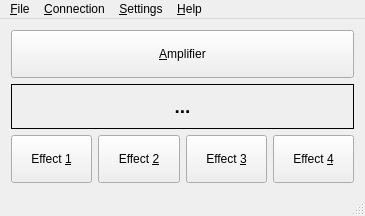
Above: src/ui/mainwindow.ui from zavorra/plug before the change. Below: the same form after it.
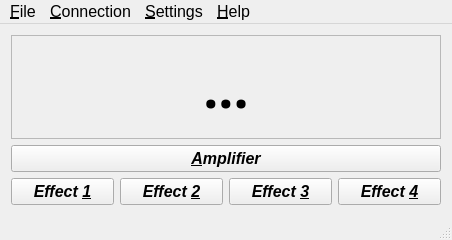
That is the form after the change.

Commit message: dark theme + 3 workspace layout

What changed in the file:
```diff
--- a/src/ui/mainwindow.ui
+++ b/src/ui/mainwindow.ui
@@ -6,10 +6,15 @@
    <rect>
     <x>0</x>
     <y>0</y>
-    <width>365</width>
-    <height>216</height>
+    <width>452</width>
+    <height>240</height>
    </rect>
   </property>
+  <property name="font">
+   <font>
+    <kerning>true</kerning>
+   </font>
+  </property>
   <property name="windowTitle">
    <string>PLUG</string>
   </property>
@@ -29,35 +34,10 @@
    <layout class="QVBoxLayout" name="verticalLayout">
     <item>
      <layout class="QVBoxLayout" name="verticalLayout_2">
-      <item>
-       <widget class="QPushButton" name="Amplifier">
-        <property name="sizePolicy">
-         <sizepolicy hsizetype="Expanding" vsizetype="Expanding">
-          <horstretch>0</horstretch>
-          <verstretch>0</verstretch>
-         </sizepolicy>
-        </property>
-        <property name="minimumSize">
-         <size>
-          <width>0</width>
-          <height>0</height>
-         </size>
-        </property>
-        <property name="accessibleName">
-         <string>Amplifier</string>
-        </property>
-        <property name="accessibleDescription">
-         <string>This button opens window to set amplifier</string>
-        </property>
-        <property name="text">
-         <string>&amp;Amplifier</string>
-        </property>
-       </widget>
-      </item>
       <item>
        <widget class="QLabel" name="CurrPresetLabel">
         <property name="sizePolicy">
-         <sizepolicy hsizetype="Preferred" vsizetype="Preferred">
+         <sizepolicy hsizetype="Expanding" vsizetype="Expanding">
           <horstretch>0</horstretch>
           <verstretch>0</verstretch>
          </sizepolicy>
@@ -70,17 +50,24 @@
         </property>
         <property name="font">
          <font>
-          <pointsize>14</pointsize>
+          <family>Noto Sans</family>
+          <pointsize>40</pointsize>
           <weight>75</weight>
           <bold>true</bold>
          </font>
         </property>
         <property name="frameShape">
-         <enum>QFrame::Panel</enum>
+         <enum>QFrame::StyledPanel</enum>
         </property>
         <property name="frameShadow">
          <enum>QFrame::Plain</enum>
         </property>
+        <property name="lineWidth">
+         <number>6</number>
+        </property>
+        <property name="midLineWidth">
+         <number>3</number>
+        </property>
         <property name="text">
          <string>...</string>
         </property>
@@ -92,12 +79,45 @@
         </property>
        </widget>
       </item>
+      <item>
+       <widget class="QPushButton" name="Amplifier">
+        <property name="sizePolicy">
+         <sizepolicy hsizetype="Expanding" vsizetype="Maximum">
+          <horstretch>0</horstretch>
+          <verstretch>0</verstretch>
+         </sizepolicy>
+        </property>
+        <property name="minimumSize">
+         <size>
+          <width>0</width>
+          <height>0</height>
+         </size>
+        </property>
+        <property name="font">
+         <font>
+          <pointsize>12</pointsize>
+          <weight>75</weight>
+          <italic>true</italic>
+          <bold>true</bold>
+         </font>
+        </property>
+        <property name="accessibleName">
+         <string>Amplifier</string>
+        </property>
+        <property name="accessibleDescription">
+         <string>This button opens window to set amplifier</string>
+        </property>
+        <property name="text">
+         <string>&amp;Amplifier</string>
+        </property>
+       </widget>
+      </item>
       <item>
        <layout class="QHBoxLayout" name="horizontalLayout_2">
         <item>
          <widget class="QPushButton" name="EffectButton1">
           <property name="sizePolicy">
-           <sizepolicy hsizetype="Expanding" vsizetype="Expanding">
+           <sizepolicy hsizetype="Expanding" vsizetype="Maximum">
             <horstretch>0</horstretch>
             <verstretch>0</verstretch>
            </sizepolicy>
@@ -108,6 +128,14 @@
             <height>25</height>
            </size>
           </property>
+          <property name="font">
+           <font>
+            <pointsize>12</pointsize>
+            <weight>75</weight>
+            <italic>true</italic>
+            <bold>true</bold>
+           </font>
+          </property>
           <property name="accessibleName">
            <string>Effect 1</string>
           </property>
@@ -122,7 +150,7 @@
         <item>
          <widget class="QPushButton" name="EffectButton2">
           <property name="sizePolicy">
-           <sizepolicy hsizetype="Expanding" vsizetype="Expanding">
+           <sizepolicy hsizetype="Expanding" vsizetype="Maximum">
             <horstretch>0</horstretch>
             <verstretch>0</verstretch>
            </sizepolicy>
@@ -133,6 +161,14 @@
             <height>25</height>
            </size>
           </property>
+          <property name="font">
+           <font>
+            <pointsize>12</pointsize>
+            <weight>75</weight>
+            <italic>true</italic>
+            <bold>true</bold>
+           </font>
+          </property>
           <property name="accessibleName">
            <string>Effect 2</string>
           </property>
@@ -147,7 +183,7 @@
         <item>
          <widget class="QPushButton" name="EffectButton3">
           <property name="sizePolicy">
-           <sizepolicy hsizetype="Expanding" vsizetype="Expanding">
+           <sizepolicy hsizetype="Expanding" vsizetype="Maximum">
             <horstretch>0</horstretch>
             <verstretch>0</verstretch>
            </sizepolicy>
@@ -158,6 +194,14 @@
             <height>25</height>
            </size>
           </property>
+          <property name="font">
+           <font>
+            <pointsize>12</pointsize>
+            <weight>75</weight>
+            <italic>true</italic>
+            <bold>true</bold>
+           </font>
+          </property>
           <property name="accessibleName">
            <string>Effect 3</string>
           </property>
@@ -172,7 +216,7 @@
         <item>
          <widget class="QPushButton" name="EffectButton4">
           <property name="sizePolicy">
-           <sizepolicy hsizetype="Expanding" vsizetype="Expanding">
+           <sizepolicy hsizetype="Expanding" vsizetype="Maximum">
             <horstretch>0</horstretch>
             <verstretch>0</verstretch>
            </sizepolicy>
@@ -183,6 +227,14 @@
             <height>25</height>
            </size>
           </property>
+          <property name="font">
+           <font>
+            <pointsize>12</pointsize>
+            <weight>75</weight>
+            <italic>true</italic>
+            <bold>true</bold>
+           </font>
+          </property>
           <property name="accessibleName">
            <string>Effect 4</string>
           </property>
@@ -205,10 +257,15 @@
     <rect>
      <x>0</x>
      <y>0</y>
-     <width>365</width>
-     <height>26</height>
+     <width>452</width>
+     <height>28</height>
     </rect>
    </property>
+   <property name="font">
+    <font>
+     <pointsize>12</pointsize>
+    </font>
+   </property>
    <property name="accessibleName">
     <string>Menu bar</string>
    </property>
@@ -216,6 +273,14 @@
     <string>Bar holding different menus</string>
    </property>
    <widget class="QMenu" name="menuFile">
+    <property name="font">
+     <font>
+      <pointsize>12</pointsize>
+      <weight>75</weight>
+      <italic>true</italic>
+      <bold>true</bold>
+     </font>
+    </property>
     <property name="accessibleName">
      <string>File menu</string>
     </property>
@@ -239,6 +304,14 @@
     <addaction name="actionExit"/>
    </widget>
    <widget class="QMenu" name="menuHelp">
+    <property name="font">
+     <font>
+      <pointsize>12</pointsize>
+      <weight>75</weight>
+      <italic>true</italic>
+      <bold>true</bold>
+     </font>
+    </property>
     <property name="accessibleName">
      <string>Help menu</string>
     </property>
@@ -251,6 +324,14 @@
     <addaction name="actionAbout"/>
    </widget>
    <widget class="QMenu" name="menuConnection">
+    <property name="font">
+     <font>
+      <pointsize>12</pointsize>
+      <weight>75</weight>
+      <italic>true</italic>
+      <bold>true</bold>
+     </font>
+    </property>
     <property name="accessibleName">
      <string>Connection menu</string>
     </property>
@@ -264,6 +345,11 @@
     <addaction name="actionDisconnect"/>
    </widget>
    <widget class="QMenu" name="menuSettings">
+    <property name="font">
+     <font>
+      <pointsize>12</pointsize>
+     </font>
+    </property>
     <property name="accessibleName">
      <string>Settings menu</string>
     </property>
@@ -283,6 +369,14 @@
    <addaction name="menuHelp"/>
   </widget>
   <widget class="QStatusBar" name="statusBar">
+   <property name="font">
+    <font>
+     <pointsize>12</pointsize>
+     <weight>75</weight>
+     <italic>true</italic>
+     <bold>true</bold>
+    </font>
+   </property>
    <property name="accessibleName">
     <string>Status bar</string>
    </property>
```
Left out of the diff: 24 changed lines with no effect on the pictures. The commit also changes 7 other files.
